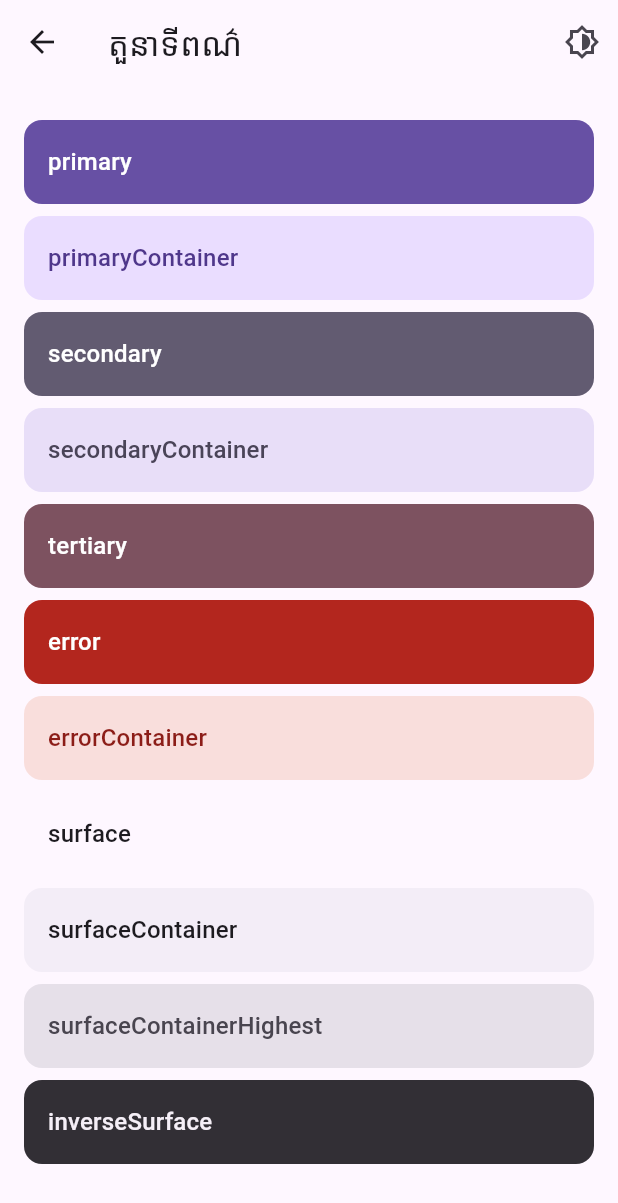
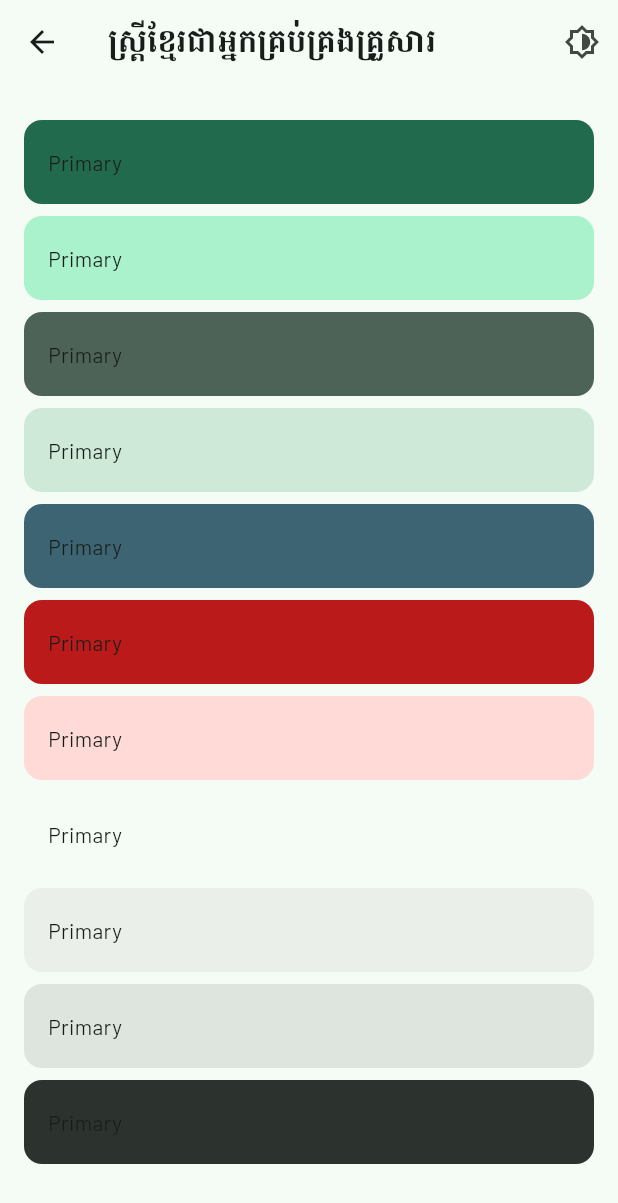
Before and after one commit to Mengheak/flutter-exercises, a Flutter app: the ColorRolesScreen screen opened directly with empty values, on a phone screen of 412 x 824 dp. Shown: the top 1203 px of the screen. Run offline on Flutter 3.47's test engine with Material 3 defaults, Android fonts, the phone set to English and light mode, and no system bars.

Commit message:
Added barlow and battambang to the pub.yml

```diff
--- a/lib/main.dart
+++ b/lib/main.dart
@@ -1,17 +1,39 @@
 import 'package:flutter/material.dart';
+import 'package:ui_design_lab/design/app_theme.dart';
+import 'package:ui_design_lab/screens/color_roles_screen.dart';
+import 'package:ui_design_lab/screens/dashboard_screen.dart';
 import 'package:ui_design_lab/screens/profile_screen.dart';
 
 void main() {
   runApp(const MyApp());
 }
 
-class MyApp extends StatelessWidget {
+class MyApp extends StatefulWidget {
   const MyApp({super.key});
+
+  @override
+  State<MyApp> createState() => _MyAppState();
+}
+
+class _MyAppState extends State<MyApp> {
+  bool isDark = false;
+
+  void toggleBrightness() {
+    setState(() {
+      isDark = !isDark;
+    });
+  }
 
   @override
   Widget build(BuildContext context) {
     return MaterialApp(
-      home: ProfileScreen(),
+      theme: AppTheme.light(),
+      darkTheme: AppTheme.dark(),
+      themeMode: isDark ? ThemeMode.dark : ThemeMode.light,
+      // home: ColorRolesScreen(
+      //   onToggleBrightness: toggleBrightness,
+      // ),
+      home: DashboardScreen(),
     );
   }
 }
--- a/lib/screens/color_roles_screen.dart
+++ b/lib/screens/color_roles_screen.dart
@@ -1,36 +1,38 @@
 import 'package:flutter/material.dart';
 import 'package:ui_design_lab/design/spacing.dart';
 
-
-class ColorRolesScreen extends StatelessWidget{
+class ColorRolesScreen extends StatelessWidget {
   const ColorRolesScreen({super.key, required this.onToggleBrightness});
 
   final VoidCallback onToggleBrightness;
 
   @override
   Widget build(BuildContext context) {
-
     final scheme = Theme.of(context).colorScheme;
 
     final roles = <String, (Color, Color)>{
       'primary': (scheme.primary, scheme.onPrimary),
       'primaryContainer': (scheme.primaryContainer, scheme.onPrimaryContainer),
       'secondary': (scheme.secondary, scheme.onSecondary),
-      'secondaryContainer': (scheme.secondaryContainer, scheme.onSecondaryContainer),
+      'secondaryContainer': (
+        scheme.secondaryContainer,
+        scheme.onSecondaryContainer,
+      ),
       'tertiary': (scheme.tertiary, scheme.onTertiary),
       'error': (scheme.error, scheme.onError),
       'errorContainer': (scheme.errorContainer, scheme.onErrorContainer),
       'surface': (scheme.surface, scheme.onSurface),
       'surfaceContainer': (scheme.surfaceContainer, scheme.onSurface),
-      'surfaceContainerHighest': (scheme.surfaceContainerHighest, scheme.onSurfaceVariant),
+      'surfaceContainerHighest': (
+        scheme.surfaceContainerHighest,
+        scheme.onSurfaceVariant,
+      ),
       'inverseSurface': (scheme.inverseSurface, scheme.onInverseSurface),
     };
 
-
-
     return Scaffold(
       appBar: AppBar(
-        title: const Text('តួនាទីពណ៌'),
+        title: const Text('ស្រ្តីខ្មែរជាអ្នកគ្រប់គ្រងគ្រួសារ'),
         actions: [
           IconButton(
             onPressed: onToggleBrightness,
@@ -52,12 +54,9 @@ class ColorRolesScreen extends StatelessWidget{
               color: background,
               borderRadius: BorderRadius.circular(12),
             ),
-            child: Text(
-              entry.key,
-              style: Theme.of(context)
-                  .textTheme
-                  .titleMedium
-                  ?.copyWith(color: foreground),
+            child: const Text(
+              "Primary",
+              style: TextStyle(fontWeight: FontWeight.w400),
             ),
           );
         },
```
Also changed, not shown: pubspec.yaml (+15 -0 lines).
